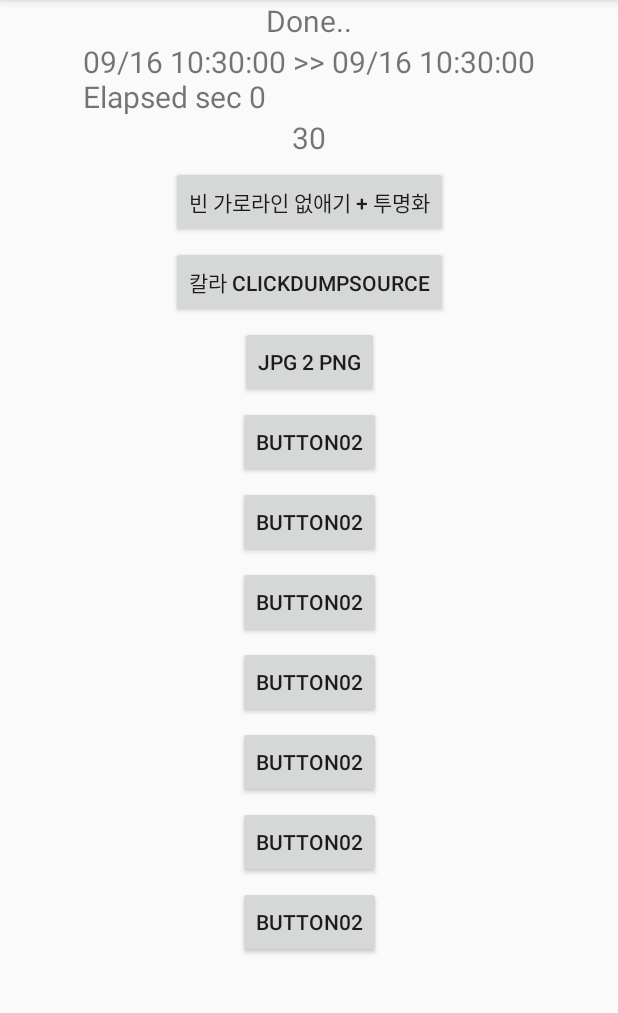
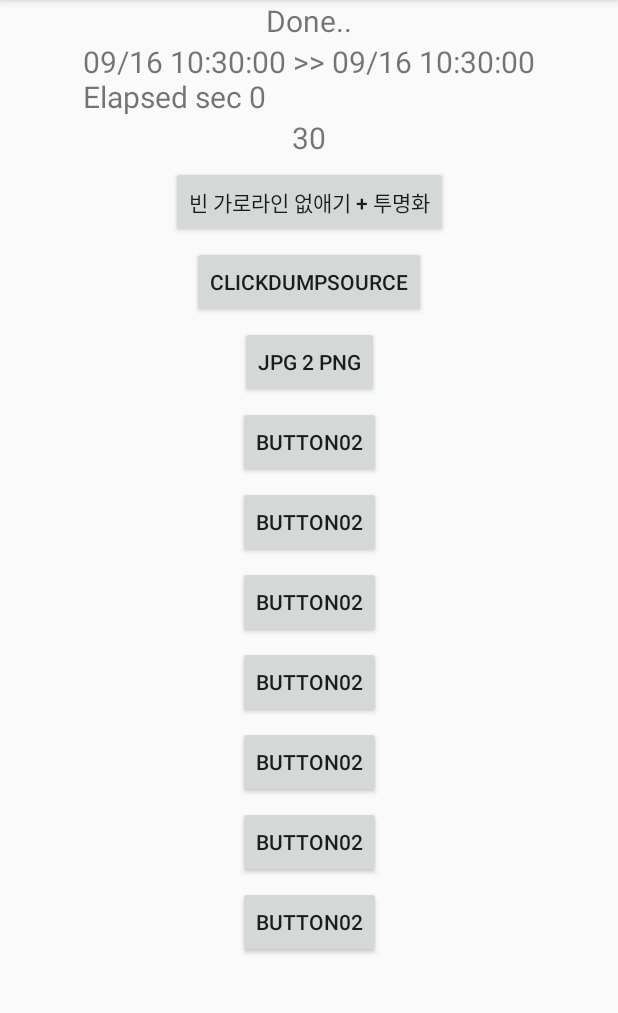
Before and after one commit to riopapa/sqeezePNG, an Android app: the MainActivity screen opened directly, with no data from a screen before it, on a phone screen of 412 x 824 dp, the part 84-1097 px from its top. Run offline under Robolectric (Android 15) with nearby library versions, the phone set to English and light mode, and no system bars; 4 statements that could not run were skipped.

Commit message:
initial version

```diff
--- a/app/src/main/java/com/urrecliner/andriod/squeezepng/MainActivity.java
+++ b/app/src/main/java/com/urrecliner/andriod/squeezepng/MainActivity.java
@@ -51,7 +51,7 @@ public class MainActivity extends AppCompatActivity {
         });
 
         Button btn01 = findViewById(R.id.button01);
-        btn01.setText("칼라 clickDumpSource");
+        btn01.setText("clickDumpSource");
         btn01.setOnClickListener(new Button.OnClickListener() {
             @Override
             public void onClick(View view) {
```
